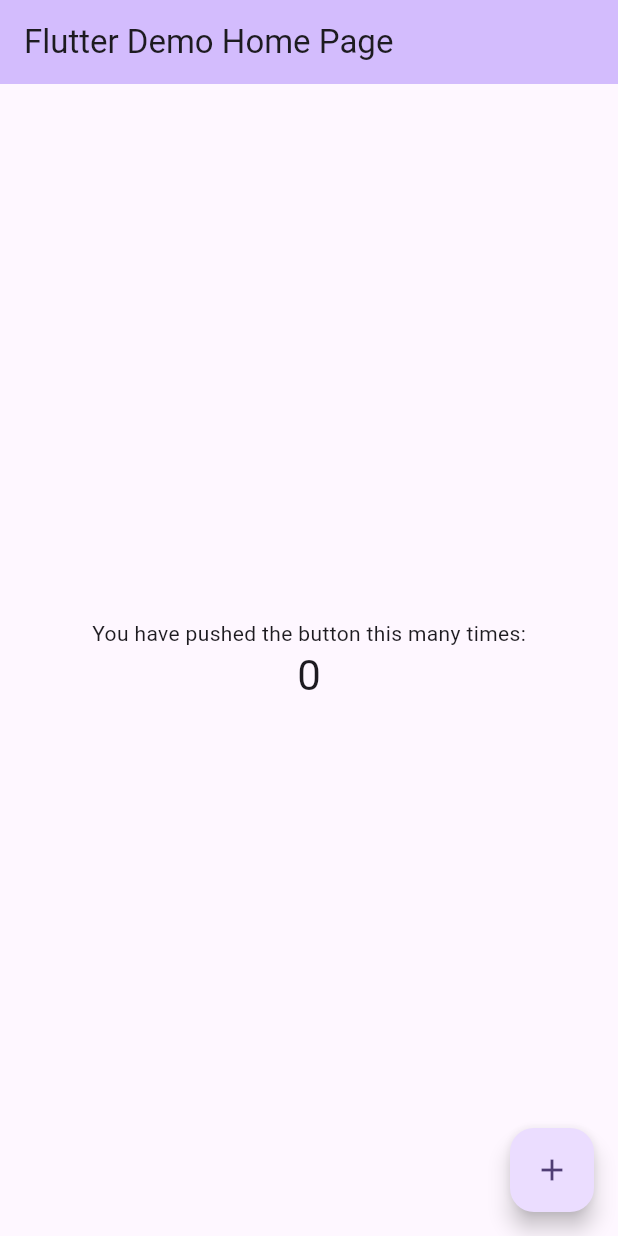
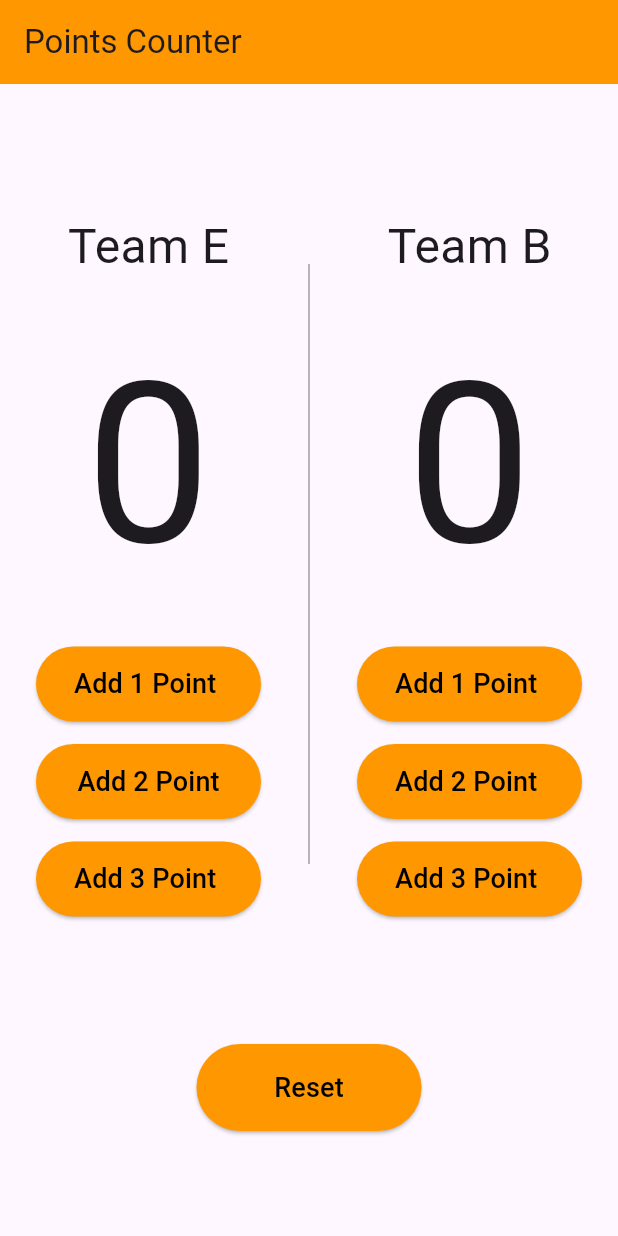
Before and after one commit to bero9/basketball_basic_counter_app, a Flutter app: the screen it shows after launch, on a phone screen of 412 x 824 dp. Run offline on Flutter 3.47's test engine with Material 3 defaults, Android fonts, the phone set to English and light mode, and no system bars.

Commit message:
Refactor main.dart to implement basketball score counter UI and logic

```diff
--- a/lib/main.dart
+++ b/lib/main.dart
@@ -1,125 +1,229 @@
+import 'package:flutter/foundation.dart';
 import 'package:flutter/material.dart';
 
 void main() {
-  runApp(const MyApp());
+  runApp(const PointsCounter());
 }
 
-class MyApp extends StatelessWidget {
-  const MyApp({super.key});
+class PointsCounter extends StatefulWidget {
+  const PointsCounter({super.key});
 
-  // This widget is the root of your application.
   @override
-  Widget build(BuildContext context) {
-    return MaterialApp(
-      title: 'Flutter Demo',
-      theme: ThemeData(
-        // This is the theme of your application.
-        //
-        // TRY THIS: Try running your application with "flutter run". You'll see
-        // the application has a purple toolbar. Then, without quitting the app,
-        // try changing the seedColor in the colorScheme below to Colors.green
-        // and then invoke "hot reload" (save your changes or press the "hot
-        // reload" button in a Flutter-supported IDE, or press "r" if you used
-        // the command line to start the app).
-        //
-        // Notice that the counter didn't reset back to zero; the application
-        // state is not lost during the reload. To reset the state, use hot
-        // restart instead.
-        //
-        // This works for code too, not just values: Most code changes can be
-        // tested with just a hot reload.
-        colorScheme: ColorScheme.fromSeed(seedColor: Colors.deepPurple),
-        useMaterial3: true,
-      ),
-      home: const MyHomePage(title: 'Flutter Demo Home Page'),
-    );
-  }
+  State<PointsCounter> createState() => _PointsCounterState();
 }
 
-class MyHomePage extends StatefulWidget {
-  const MyHomePage({super.key, required this.title});
+class _PointsCounterState extends State<PointsCounter> {
+  int teamAPoints = 0;
 
-  // This widget is the home page of your application. It is stateful, meaning
-  // that it has a State object (defined below) that contains fields that affect
-  // how it looks.
+  int teamBPoints = 0;
 
-  // This class is the configuration for the state. It holds the values (in this
-  // case the title) provided by the parent (in this case the App widget) and
-  // used by the build method of the State. Fields in a Widget subclass are
-  // always marked "final".
-
-  final String title;
-
-  @override
-  State<MyHomePage> createState() => _MyHomePageState();
+  void addOnePoint() {
+    if (kDebugMode) {
+      print('add one point');
     }
-
-class _MyHomePageState extends State<MyHomePage> {
-  int _counter = 0;
-
-  void _incrementCounter() {
-    setState(() {
-      // This call to setState tells the Flutter framework that something has
-      // changed in this State, which causes it to rerun the build method below
-      // so that the display can reflect the updated values. If we changed
-      // _counter without calling setState(), then the build method would not be
-      // called again, and so nothing would appear to happen.
-      _counter++;
-    });
   }
 
   @override
   Widget build(BuildContext context) {
-    // This method is rerun every time setState is called, for instance as done
-    // by the _incrementCounter method above.
-    //
-    // The Flutter framework has been optimized to make rerunning build methods
-    // fast, so that you can just rebuild anything that needs updating rather
-    // than having to individually change instances of widgets.
-    return Scaffold(
+    return MaterialApp(
+      debugShowCheckedModeBanner: false,
+      home: Scaffold(
         appBar: AppBar(
-        // TRY THIS: Try changing the color here to a specific color (to
-        // Colors.amber, perhaps?) and trigger a hot reload to see the AppBar
-        // change color while the other colors stay the same.
-        backgroundColor: Theme.of(context).colorScheme.inversePrimary,
-        // Here we take the value from the MyHomePage object that was created by
-        // the App.build method, and use it to set our appbar title.
-        title: Text(widget.title),
+          backgroundColor: Colors.orange,
+          title: const Text('Points Counter'),
         ),
-      body: Center(
-        // Center is a layout widget. It takes a single child and positions it
-        // in the middle of the parent.
+        body: Column(
+          mainAxisAlignment: MainAxisAlignment.spaceEvenly,
+          children: [
+            Row(
+
+              mainAxisAlignment: MainAxisAlignment.spaceEvenly,
+              children: [
+                SizedBox(
+                  height: 500,
                   child: Column(
-          // Column is also a layout widget. It takes a list of children and
-          // arranges them vertically. By default, it sizes itself to fit its
-          // children horizontally, and tries to be as tall as its parent.
-          //
-          // Column has various properties to control how it sizes itself and
-          // how it positions its children. Here we use mainAxisAlignment to
-          // center the children vertically; the main axis here is the vertical
-          // axis because Columns are vertical (the cross axis would be
-          // horizontal).
-          //
-          // TRY THIS: Invoke "debug painting" (choose the "Toggle Debug Paint"
-          // action in the IDE, or press "p" in the console), to see the
-          // wireframe for each widget.
-          mainAxisAlignment: MainAxisAlignment.center,
-          children: <Widget>[
+                    mainAxisAlignment: MainAxisAlignment.spaceEvenly,
+                    children: [
                       const Text(
-              'You have pushed the button this many times:',
+                        'Team E',
+                        style: TextStyle(
+                          fontSize: 32,
+                        ),
                       ),
                       Text(
-              '$_counter',
-              style: Theme.of(context).textTheme.headlineMedium,
+                        '$teamAPoints',
+                        style: const TextStyle(
+                          fontSize: 150,
+                        ),
+                      ),
+                      ElevatedButton(
+                        style: ElevatedButton.styleFrom(
+                          padding: const EdgeInsets.all(8),
+                          backgroundColor: Colors.orange,
+                          minimumSize: const Size(150, 50),
+                        ),
+                        onPressed: () {
+                          setState(() {
+                            teamAPoints++;
+                          });
+                          if (kDebugMode) {
+                            print(teamAPoints);
+                          }
+                        },
+                        child: const Text(
+                          'Add 1 Point ',
+                          style: TextStyle(
+                            fontSize: 18,
+                            color: Colors.black,
+                          ),
+                        ),
+                      ),
+                      ElevatedButton(
+                        style: ElevatedButton.styleFrom(
+                          backgroundColor: Colors.orange,
+                          minimumSize: const Size(150, 50),
+                        ),
+                        onPressed: () {
+                          setState(() {
+                            teamAPoints += 2;
+                          });
+                        },
+                        child: const Text(
+                          'Add 2 Point',
+                          style: TextStyle(
+                            fontSize: 18,
+                            color: Colors.black,
+                          ),
+                        ),
+                      ),
+                      ElevatedButton(
+                        style: ElevatedButton.styleFrom(
+                          backgroundColor: Colors.orange,
+                          minimumSize: const Size(150, 50),
+                        ),
+                        onPressed: () {
+                          setState(() {
+                            teamAPoints += 3;
+                          });
+                        },
+                        child: const Text(
+                          'Add 3 Point ',
+                          style: TextStyle(
+                            fontSize: 18,
+                            color: Colors.black,
+                          ),
+                        ),
                       ),
                     ],
                   ),
                 ),
-      floatingActionButton: FloatingActionButton(
-        onPressed: _incrementCounter,
-        tooltip: 'Increment',
-        child: const Icon(Icons.add),
-      ), // This trailing comma makes auto-formatting nicer for build methods.
+                const SizedBox(
+                  height: 500,
+                  child: VerticalDivider(
+                    indent: 50,
+                    endIndent: 50,
+                    color: Colors.grey,
+                    thickness: 1,
+                  ),
+                ),
+                SizedBox(
+                  height: 500,
+                  child: Column(
+                    mainAxisAlignment: MainAxisAlignment.spaceEvenly,
+                    children: [
+                      const Text(
+                        'Team B',
+                        style: TextStyle(
+                          fontSize: 32,
+                        ),
+                      ),
+                      Text(
+                        '$teamBPoints',
+                        style: const TextStyle(
+                          fontSize: 150,
+                        ),
+                      ),
+                      ElevatedButton(
+                        style: ElevatedButton.styleFrom(
+                          padding: const EdgeInsets.all(8),
+                          backgroundColor: Colors.orange,
+                          minimumSize: const Size(150, 50),
+                        ),
+                        onPressed: () {
+                          setState(() {});
+                          teamBPoints++;
+                        },
+                        child: const Text(
+                          'Add 1 Point ',
+                          style: TextStyle(
+                            fontSize: 18,
+                            color: Colors.black,
+                          ),
+                        ),
+                      ),
+                      ElevatedButton(
+                        style: ElevatedButton.styleFrom(
+                          backgroundColor: Colors.orange,
+                          minimumSize: const Size(150, 50),
+                        ),
+                        onPressed: () {
+                          setState(() {});
+                          teamBPoints += 2;
+                        },
+                        child: const Text(
+                          'Add 2 Point ',
+                          style: TextStyle(
+                            fontSize: 18,
+                            color: Colors.black,
+                          ),
+                        ),
+                      ),
+                      ElevatedButton(
+                        style: ElevatedButton.styleFrom(
+                          backgroundColor: Colors.orange,
+                          minimumSize: const Size(150, 50),
+                        ),
+                        onPressed: () {
+                          setState(() {
+                            teamBPoints += 3;
+                          });
+                        },
+                        child: const Text(
+                          'Add 3 Point ',
+                          style: TextStyle(
+                            fontSize: 18,
+                            color: Colors.black,
+                          ),
+                        ),
+                      ),
+                    ],
+                  ),
+                ),
+              ],
+            ),
+            ElevatedButton(
+              style: ElevatedButton.styleFrom(
+                padding: const EdgeInsets.all(16),
+                backgroundColor: Colors.orange,
+                minimumSize: const Size(150, 50),
+              ),
+              onPressed: () {
+                setState(() {
+                  teamAPoints = 0;
+                  teamBPoints = 0;
+                });
+              },
+              child: const Text(
+                'Reset',
+                style: TextStyle(
+                  fontSize: 18,
+                  color: Colors.black,
+                ),
+              ),
+            ),
+          ],
+        ),
+      ),
     );
   }
 }
```
Lines whose indentation alone changed are shown as unchanged.
